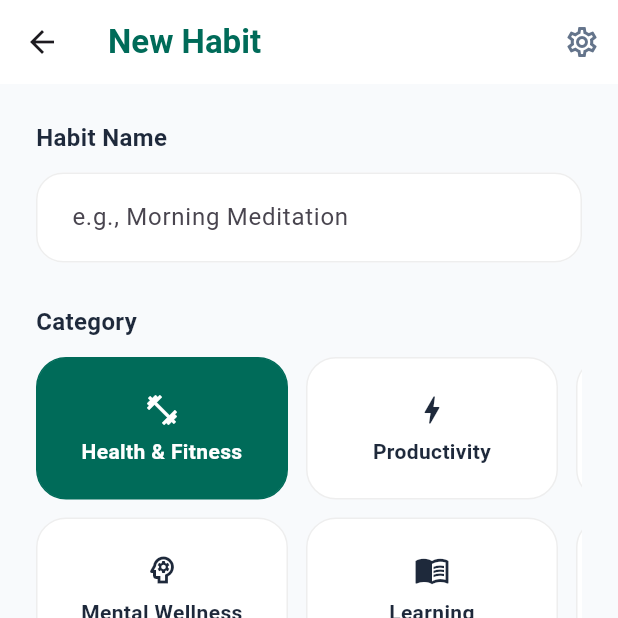
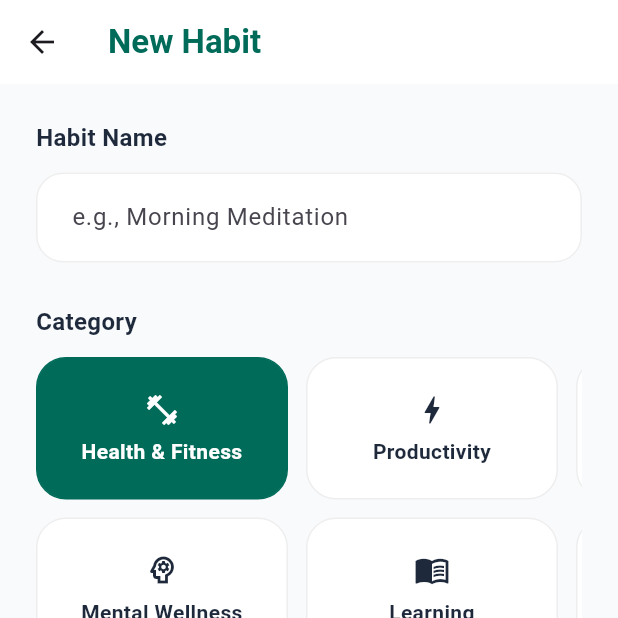
Before and after one commit to rubenf11/Goalkeeper, a Flutter app: the CreateHabitScreen screen opened directly, after a tap on "Daily", on a phone screen of 412 x 824 dp, the top half of it. Run offline on Flutter 3.47's test engine with Material 3 defaults, Android fonts, the phone set to English and light mode, and no system bars; our stand-ins replace cloud_firestore, firebase_auth, firebase_core, fl_chart, flutter_local_notifications, image_picker and 3 more; missing offline and left inert: flutter_background_service; accounts and stored records are empty.

Commit message:
remove gear icon

```diff
--- a/lib/screens/create_habit_screen.dart
+++ b/lib/screens/create_habit_screen.dart
@@ -215,12 +215,6 @@ class _CreateHabitScreenState extends State<CreateHabitScreen> {
             fontWeight: FontWeight.bold,
           ),
         ),
-        actions: [
-          IconButton(
-            onPressed: () {},
-            icon: Icon(Icons.settings_outlined, color: _textColorLight),
-          ),
-        ],
       ),
       body: SafeArea(
         child: Form(
```
Also changed, not shown: lib/screens/home_screen.dart (+0 -8 lines).
